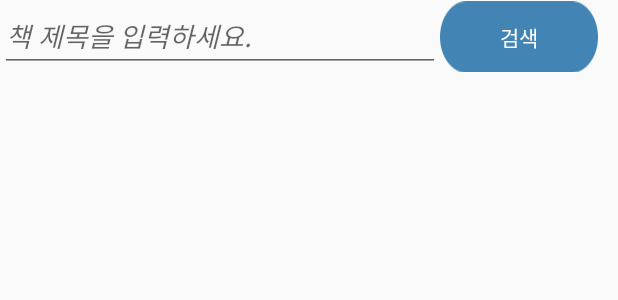
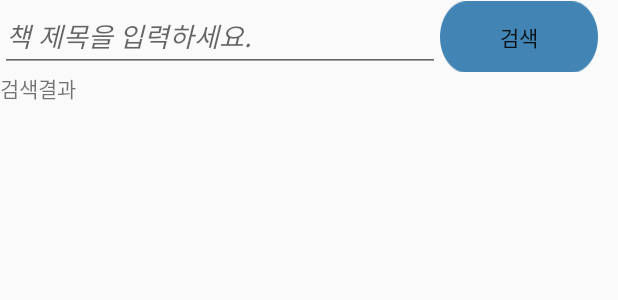
Before and after one commit to noohk329/Subooksubook, an Android app: the layout mybookshelf_searchbyname.xml on its own in the app's theme, with its tools: preview values and no code run, on a phone screen of 412 x 824 dp. Shown: the top 300 px of the screen. Run offline under Robolectric (Android 15) with nearby library versions, the phone set to English and light mode, and no system bars.

Commit message:
button-revised

```diff
--- a/app/src/main/res/layout/mybookshelf_searchbyname.xml
+++ b/app/src/main/res/layout/mybookshelf_searchbyname.xml
@@ -1,18 +1,21 @@
 <?xml version="1.0" encoding="utf-8"?>
-<LinearLayout xmlns:android="http://schemas.android.com/apk/res/android"
+<androidx.constraintlayout.widget.ConstraintLayout
+    xmlns:android="http://schemas.android.com/apk/res/android"
     xmlns:app="http://schemas.android.com/apk/res-auto"
     xmlns:tools="http://schemas.android.com/tools"
     android:layout_width="match_parent"
-    android:layout_height="match_parent"
-    android:orientation="vertical">
+    android:layout_height="match_parent">
 
     <LinearLayout
         android:id="@+id/linearLayout"
-        android:layout_width="match_parent"
+        android:layout_width="0dp"
         android:layout_height="wrap_content"
+        android:orientation="horizontal"
         android:focusable="true"
         android:focusableInTouchMode="true"
-        android:orientation="horizontal">
+        app:layout_constraintEnd_toEndOf="parent"
+        app:layout_constraintStart_toStartOf="parent"
+        app:layout_constraintTop_toTopOf="parent">
 
         <EditText
             android:id="@+id/et_search"
@@ -30,15 +33,18 @@
             android:layout_height="wrap_content"
             android:background="@drawable/button_input_custom"
             android:onClick="onClickSearch"
-            android:text="검색"
-            android:textColor="@color/white" />
+            android:text="검색" />
 
     </LinearLayout>
 
     <LinearLayout
         android:layout_width="0dp"
         android:layout_height="0dp"
-        android:orientation="vertical">
+        android:orientation="vertical"
+        app:layout_constraintBottom_toBottomOf="parent"
+        app:layout_constraintEnd_toEndOf="parent"
+        app:layout_constraintStart_toStartOf="parent"
+        app:layout_constraintTop_toBottomOf="@+id/linearLayout">
 
         <TextView
             android:id="@+id/text_result"
@@ -53,4 +59,4 @@
 
     </LinearLayout>
 
-</LinearLayout>
+</androidx.constraintlayout.widget.ConstraintLayout>
```
